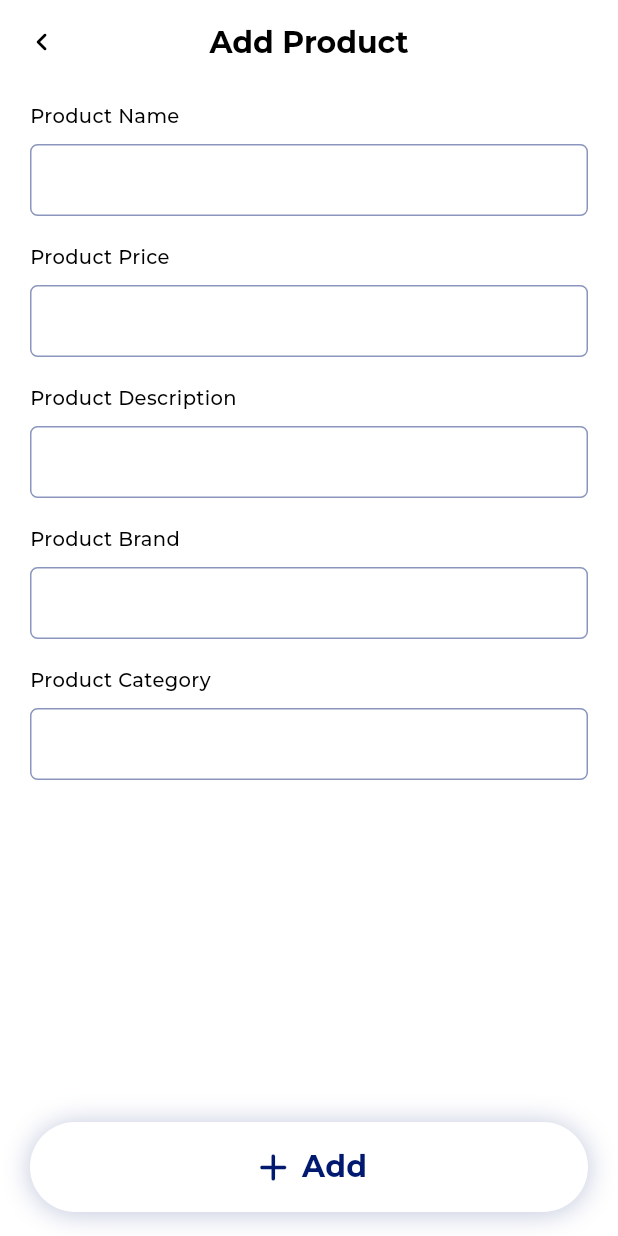
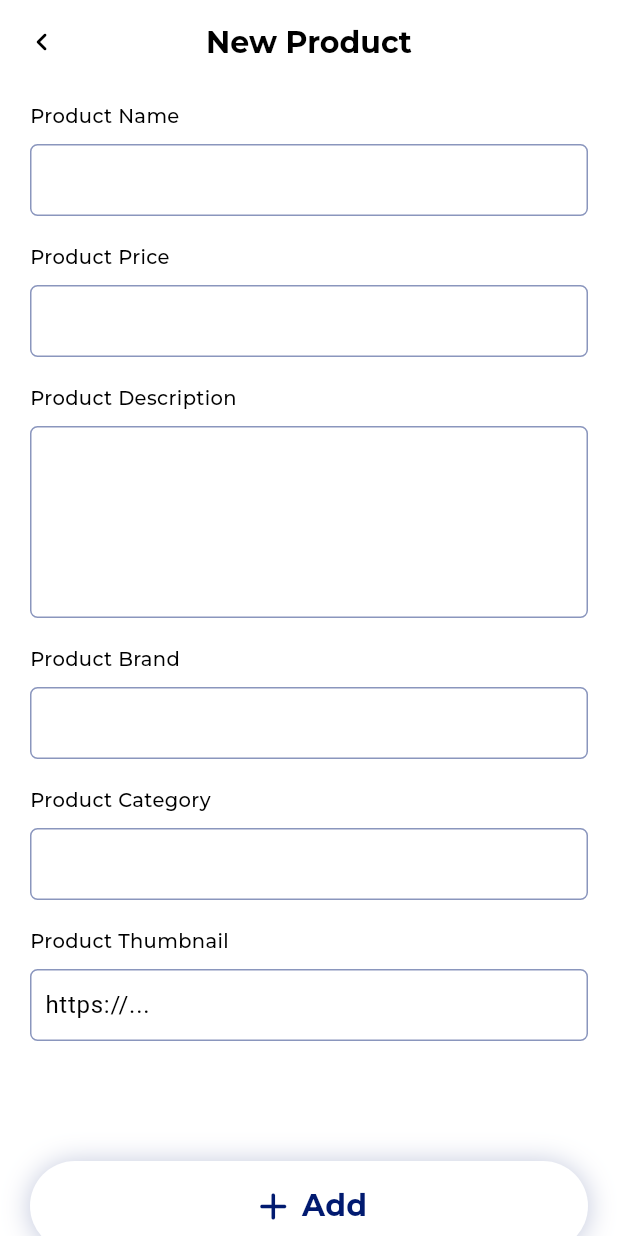
Before and after one commit to yalda-student/seven_learn_excersize_three, a Flutter app: the AddProductScreen screen opened directly, on a phone screen of 412 x 824 dp. Run offline on Flutter 3.47's test engine with Material 3 defaults, Android fonts, the phone set to English and light mode, and no system bars; our stand-ins replace bloc, cached_network_image, carousel_slider, dio, flutter_bloc, flutter_spinkit and 4 more; network calls fail.

Commit message:
add product some detail

```diff
--- /dev/null
+++ b/lib/data/create_product.dart
@@ -0,0 +1,31 @@
+class CreateProduct {
+  final String title;
+  final String description;
+  final int price;
+  final String brand;
+  final String category;
+  final String thumbnail;
+
+  CreateProduct(
+      {required this.title,
+      required this.description,
+      required this.price,
+      required this.brand,
+      required this.thumbnail,
+      required this.category});
+
+  Map<String, dynamic> toMap() => {
+        'title': title,
+        'description': description,
+        'price': price,
+        'brand': brand,
+        'category': category,
+        'thumbnail': thumbnail,
+        'images': [thumbnail]
+      };
+
+  @override
+  String toString() {
+    return 'CreateProduct{title: $title, description: $description, price: $price, brand: $brand, category: $category, thumbnail: $thumbnail}';
+  }
+}
--- a/lib/data/product.dart
+++ b/lib/data/product.dart
@@ -9,20 +9,40 @@ class ProductEntity {
   final String thumbnail;
   final List<String> images;
 
-  ProductEntity(this.id, this.title, this.description, this.price, this.rating,
-      this.brand, this.category, this.thumbnail, this.images);
+  ProductEntity(
+      {this.id = -1,
+      required this.title,
+      required this.description,
+      required this.price,
+      required this.rating,
+      required this.brand,
+      required this.category,
+      required this.thumbnail,
+      required this.images});
 
   ProductEntity.fromJson(Map<String, dynamic> json)
       : id = json['id'],
         title = json['title'],
         description = json['description'],
         price = json['price'],
-        rating = (json['rating'] ?? 0) + 0.0, // to convert int to double
+        rating = (json['rating'] ?? 0) + 0.0,
+        // to convert int to double
         brand = json['brand'],
         category = json['category'],
         thumbnail = json['thumbnail'] ?? '',
-        images =
-            ((json['images'] ?? []) as List).map((item) => item as String).toList();
+        images = ((json['images'] ?? []) as List)
+            .map((item) => item as String)
+            .toList();
+
+  Map<String, dynamic> toMap() => {
+        'title': title,
+        'description': description,
+        'price': price,
+        'brand': brand,
+        'category': category,
+        'thumbnail': thumbnail,
+        'images': [thumbnail]
+      };
 
   @override
   String toString() {
--- a/lib/theme.dart
+++ b/lib/theme.dart
@@ -1,10 +1,11 @@
 import 'package:flutter/material.dart';
 import 'package:google_fonts/google_fonts.dart';
 
-ThemeData get lightTheme => ThemeData(
+ThemeData lightTheme = ThemeData(
     useMaterial3: true,
     appBarTheme: AppBarTheme(
         elevation: 0,
+        scrolledUnderElevation: 0,
         centerTitle: true,
         titleTextStyle: GoogleFonts.montserrat(
           fontWeight: FontWeight.bold,
@@ -15,7 +16,7 @@ ThemeData get lightTheme => ThemeData(
       enabledBorder: _textFieldBorder,
       focusedBorder: _textFieldBorder,
       border: _textFieldBorder,
-      contentPadding: EdgeInsets.zero,
+      contentPadding: const EdgeInsets.symmetric(horizontal: 6, vertical: 4),
     ),
     colorScheme: const ColorScheme.light(
       primary: Color(0xff011A70),
--- a/lib/ui/add_product/add_product_screen.dart
+++ b/lib/ui/add_product/add_product_screen.dart
@@ -1,15 +1,32 @@
 import 'package:flutter/material.dart';
+import 'package:flutter_bloc/flutter_bloc.dart';
 import 'package:google_fonts/google_fonts.dart';
+import 'package:seven_learn_exercise_three/common/di.dart';
+import 'package:seven_learn_exercise_three/data/create_product.dart';
+import 'package:seven_learn_exercise_three/ui/add_product/bloc/add_product_bloc.dart';
 import 'package:seven_learn_exercise_three/ui/widget/app_icon_button.dart';
 
-class AddProductScreen extends StatelessWidget {
-  AddProductScreen({super.key});
+class AddProductScreen extends StatefulWidget {
+  const AddProductScreen({super.key});
+
+  @override
+  State<AddProductScreen> createState() => _AddProductScreenState();
+}
+
+class _AddProductScreenState extends State<AddProductScreen> {
+  var thumbnailUrl = '';
+  late final AddProductBloc? productBloc;
 
   final TextEditingController titleController = TextEditingController();
+
   final TextEditingController descriptionController = TextEditingController();
+
   final TextEditingController priceController = TextEditingController();
+
   final TextEditingController brandController = TextEditingController();
+
   final TextEditingController categoryController = TextEditingController();
+  final TextEditingController thumbnailController = TextEditingController();
 
   @override
   Widget build(BuildContext context) {
@@ -18,17 +35,39 @@ class AddProductScreen extends StatelessWidget {
 
     var titleTextStyle =
         GoogleFonts.montserrat(fontSize: 13, fontWeight: FontWeight.w500);
-    return SafeArea(
+
+    bool keyboardIsOpen = MediaQuery.of(context).viewInsets.bottom != 0;
+
+    var primaryColor = Theme.of(context).colorScheme.primary;
+
+    return BlocProvider<AddProductBloc>(
+        lazy: false,
+        create: (context) {
+          productBloc = AddProductBloc(di.get());
+          return productBloc!;
+        },
+        child: SafeArea(
+          child: BlocListener<AddProductBloc, AddProductState>(
+            listener: (context, state) {
+              if (state is AddProductError) {
+                ScaffoldMessenger.of(context)
+                    .showSnackBar(SnackBar(content: Text(state.message)));
+              } else if (state is AddProductSuccess) {
+                Navigator.pop(context, state.product);
+              }
+            },
             child: Scaffold(
               appBar: AppBar(
                 automaticallyImplyLeading: false,
-        title: const Text('Add Product'),
+                title: const Text('New Product'),
                 leading: AppIconButton(
                     onTap: () => Navigator.pop(context),
                     icon: const Icon(Icons.keyboard_arrow_left_rounded)),
               ),
-      body: Padding(
-        padding: const EdgeInsets.symmetric(horizontal: 20, vertical: 12),
+              body: SingleChildScrollView(
+                physics: const BouncingScrollPhysics(),
+                padding:
+                    const EdgeInsets.symmetric(horizontal: 20, vertical: 12),
                 child: Column(
                   crossAxisAlignment: CrossAxisAlignment.start,
                   children: [
@@ -51,7 +90,9 @@ class AddProductScreen extends StatelessWidget {
                     space9,
                     TextField(
                       controller: descriptionController,
-              textInputAction: TextInputAction.next,
+                      textInputAction: TextInputAction.newline,
+                      keyboardType: TextInputType.multiline,
+                      maxLines: 5,
                     ),
                     space18,
                     Text('Product Brand', style: titleTextStyle),
@@ -65,31 +106,29 @@ class AddProductScreen extends StatelessWidget {
                     space9,
                     TextField(
                       controller: categoryController,
-              textInputAction: TextInputAction.done,
+                      textInputAction: TextInputAction.next,
                     ),
                     space18,
-          ],
-        ),
-      ),
-      floatingActionButtonLocation: FloatingActionButtonLocation.centerFloat,
-      floatingActionButton: const _AddButton(),
-    ));
-  }
-}
-
-class _AddButton extends StatelessWidget {
-  const _AddButton();
-
-  @override
-  Widget build(BuildContext context) {
-    var primaryColor = Theme.of(context).colorScheme.primary;
-    return GestureDetector(
-      onTap: () {},
+                    Text('Product Thumbnail', style: titleTextStyle),
+                    space9,
+                    _ProductThumbnail(thumbnailController),
+                    const SizedBox(height: 80),
+                    Visibility(
+                      visible: !keyboardIsOpen,
+                      child: GestureDetector(
+                        onTap: () {
+                          final createProduct = CreateProduct(
+                              title: titleController.text,
+                              description: descriptionController.text,
+                              price: int.tryParse(priceController.text)!,
+                              brand: brandController.text,
+                              category: categoryController.text,
+                              thumbnail: thumbnailController.text);
+                          productBloc!.add(AddProduct(product: createProduct));
+                        },
                         child: Container(
                           alignment: Alignment.center,
                           height: 60,
-        width: MediaQuery.sizeOf(context).width,
-        margin: const EdgeInsets.symmetric(horizontal: 20),
                           decoration: BoxDecoration(
                               borderRadius: BorderRadius.circular(30),
                               color: Theme.of(context).colorScheme.background,
@@ -103,7 +142,8 @@ class _AddButton extends StatelessWidget {
                           child: Row(
                             mainAxisAlignment: MainAxisAlignment.center,
                             children: [
-            Icon(Icons.add_rounded, color: primaryColor, size: 30),
+                              Icon(Icons.add_rounded,
+                                  color: primaryColor, size: 30),
                               const SizedBox(width: 4),
                               Text(
                                 'Add',
@@ -116,6 +156,50 @@ class _AddButton extends StatelessWidget {
                             ],
                           ),
                         ),
+                      ),
+                    ),
+                    const SizedBox(height: 50),
+                  ],
+                ),
+              ),
+            ),
+          ),
+        ));
+  }
+}
+
+class _ProductThumbnail extends StatefulWidget {
+  const _ProductThumbnail(this.thumbnailController);
+
+  final TextEditingController thumbnailController;
+
+  @override
+  State<_ProductThumbnail> createState() => _ProductThumbnailState();
+}
+
+class _ProductThumbnailState extends State<_ProductThumbnail> {
+  var thumbnailUrl = '';
+
+  @override
+  Widget build(BuildContext context) {
+    return TextField(
+      controller: widget.thumbnailController,
+      textInputAction: TextInputAction.done,
+      decoration: InputDecoration(
+          hintText: 'https://...',
+          suffixIcon: Padding(
+            padding: const EdgeInsets.all(1),
+            child: Image.network(
+              thumbnailUrl,
+              height: 30,
+              width: 30,
+              errorBuilder: (context, error, stackTrace) => const SizedBox(),
+            ),
+          )),
+      onChanged: (value) {
+        thumbnailUrl = value;
+        setState(() {});
+      },
     );
   }
 }
--- a/lib/ui/add_product/bloc/add_product_bloc.dart
+++ b/lib/ui/add_product/bloc/add_product_bloc.dart
@@ -1,4 +1,7 @@
 import 'package:flutter_bloc/flutter_bloc.dart';
+import 'package:seven_learn_exercise_three/common/exception.dart';
+import 'package:seven_learn_exercise_three/data/create_product.dart';
+import 'package:seven_learn_exercise_three/data/product.dart';
 import 'package:seven_learn_exercise_three/data/repository/product_repository.dart';
 
 part 'add_product_event.dart';
@@ -8,6 +11,18 @@ class AddProductBloc extends Bloc<AddProductEvent, AddProductState> {
   final IProductRepository productRepository;
 
   AddProductBloc(this.productRepository) : super(AddProductInitial()) {
-    on<AddProductEvent>((event, emit) {});
+    on<AddProductEvent>((event, emit) async {
+      if (event is AddProduct) {
+        emit(AddProductLoading());
+
+        try {
+          final product =
+              await productRepository.addProduct(event.product.toMap());
+          emit(AddProductSuccess(product));
+        } on ServerException catch (error) {
+          emit(AddProductError(error.message));
+        }
+      }
+    });
   }
 }
--- a/lib/ui/add_product/bloc/add_product_event.dart
+++ b/lib/ui/add_product/bloc/add_product_event.dart
@@ -1,3 +1,9 @@
 part of 'add_product_bloc.dart';
 
 abstract class AddProductEvent {}
+
+class AddProduct extends AddProductEvent {
+  final CreateProduct product;
+
+  AddProduct({required this.product});
+}
--- a/lib/ui/add_product/bloc/add_product_state.dart
+++ b/lib/ui/add_product/bloc/add_product_state.dart
@@ -3,3 +3,17 @@ part of 'add_product_bloc.dart';
 abstract class AddProductState {}
 
 class AddProductInitial extends AddProductState {}
+
+class AddProductSuccess extends AddProductState {
+  final ProductEntity product;
+
+  AddProductSuccess(this.product);
+}
+
+class AddProductError extends AddProductState {
+  final String message;
+
+  AddProductError(this.message);
+}
+
+class AddProductLoading extends AddProductState {}
--- a/lib/ui/category_products/category_products_screen.dart
+++ b/lib/ui/category_products/category_products_screen.dart
@@ -3,6 +3,7 @@ import 'package:flutter_bloc/flutter_bloc.dart';
 import 'package:seven_learn_exercise_three/common/di.dart';
 import 'package:seven_learn_exercise_three/data/product.dart';
 import 'package:seven_learn_exercise_three/ui/category_products/bloc/category_products_bloc.dart';
+import 'package:seven_learn_exercise_three/ui/widget/app_icon_button.dart';
 import 'package:seven_learn_exercise_three/ui/widget/product_item.dart';
 import 'package:seven_learn_exercise_three/ui/widget/state/linear_loading_state.dart';
 
@@ -18,6 +19,9 @@ class CategoryProductsScreen extends StatelessWidget {
       appBar: AppBar(
         title: Text(categoryName),
         automaticallyImplyLeading: false,
+        leading: AppIconButton(
+            onTap: () => Navigator.pop(context),
+            icon: const Icon(Icons.keyboard_arrow_left_rounded)),
       ),
       body: BlocProvider<CategoryProductsBloc>(
         create: (context) =>
@@ -67,7 +71,7 @@ class _ProductListState extends State<_ProductList> {
     return ListView.builder(
         controller: _scrollController,
         padding: const EdgeInsets.symmetric(horizontal: 16, vertical: 10),
-        physics: const ClampingScrollPhysics(),
+        physics: const BouncingScrollPhysics(),
         itemCount: widget.products.length,
         itemBuilder: (context, index) =>
             ProductItem(productEntity: widget.products[index]));
--- a/lib/ui/product/bloc/product_list_bloc.dart
+++ b/lib/ui/product/bloc/product_list_bloc.dart
@@ -47,6 +47,9 @@ class ProductListBloc extends Bloc<ProductListEvent, ProductListState> {
         } on ServerException catch (e) {
           log(e.toString());
         }
+      } else if (event is ProductListAddNewProduct) {
+        productList.insert(0, event.product);
+        emit(ProductListSuccessProduct(productList));
       }
     });
   }
--- a/lib/ui/product/bloc/product_list_event.dart
+++ b/lib/ui/product/bloc/product_list_event.dart
@@ -5,3 +5,9 @@ abstract class ProductListEvent {}
 class ProductListInit extends ProductListEvent {}
 
 class ProductListLoadMoreData extends ProductListEvent {}
+
+class ProductListAddNewProduct extends ProductListEvent {
+  final ProductEntity product;
+
+  ProductListAddNewProduct(this.product);
+}
--- a/lib/ui/util/page_slide_transition.dart
+++ b/lib/ui/util/page_slide_transition.dart
@@ -5,8 +5,8 @@ class PageSlideTransition extends PageRouteBuilder {
 
   PageSlideTransition(this.page)
       : super(
-            transitionDuration: const Duration(milliseconds: 1500),
-            reverseTransitionDuration: const Duration(milliseconds: 1500),
+            transitionDuration: const Duration(seconds: 1),
+            reverseTransitionDuration: const Duration(seconds: 1),
             pageBuilder: (context, animation, secondaryAnimation) => page,
             transitionsBuilder:
                 (context, animation, secondaryAnimation, child) {
--- a/lib/ui/widget/product_item.dart
+++ b/lib/ui/widget/product_item.dart
@@ -78,6 +78,7 @@ class _ProductThumbnail extends StatelessWidget {
         imageUrl: imageUrl,
         width: 110,
         height: 110,
+        errorWidget: (context, url, error) => const Icon(Icons.error),
         progressIndicatorBuilder: (context, url, progress) =>
             const LoadingState(),
       ),
```
Also changed, not shown: lib/ui/product/product_detail_screen.dart (+24 -10 lines), lib/ui/product/product_list_screen.dart (+24 -9 lines), assets/images/Star.svg (added). Lines whose indentation alone changed are shown as unchanged.
